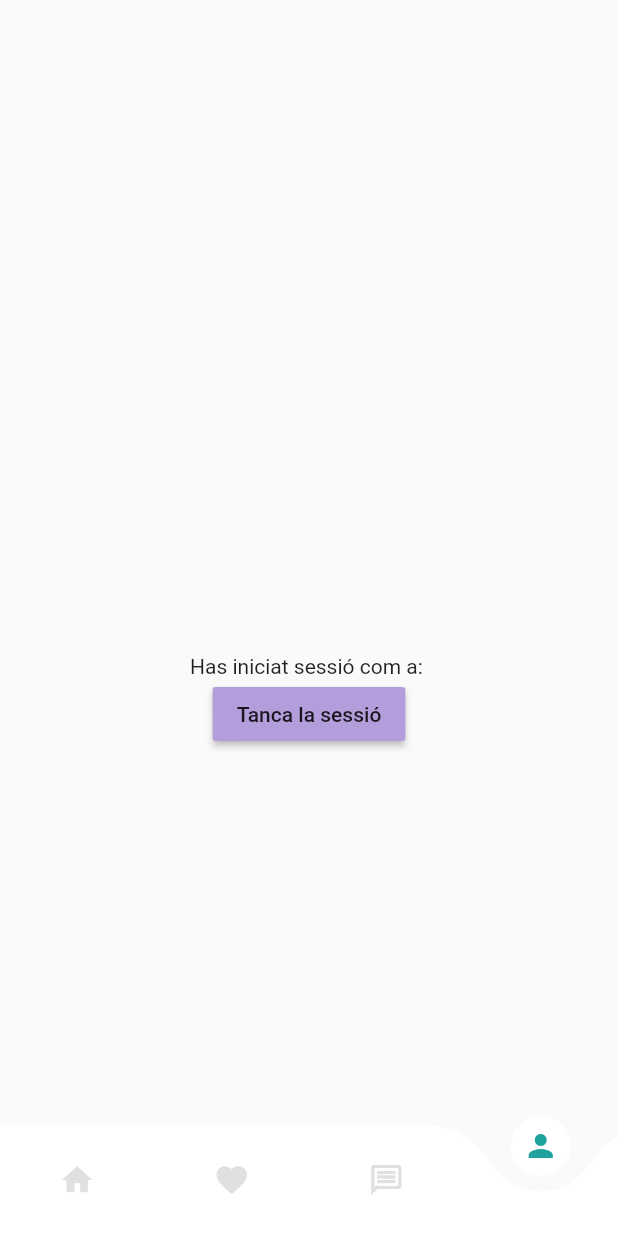
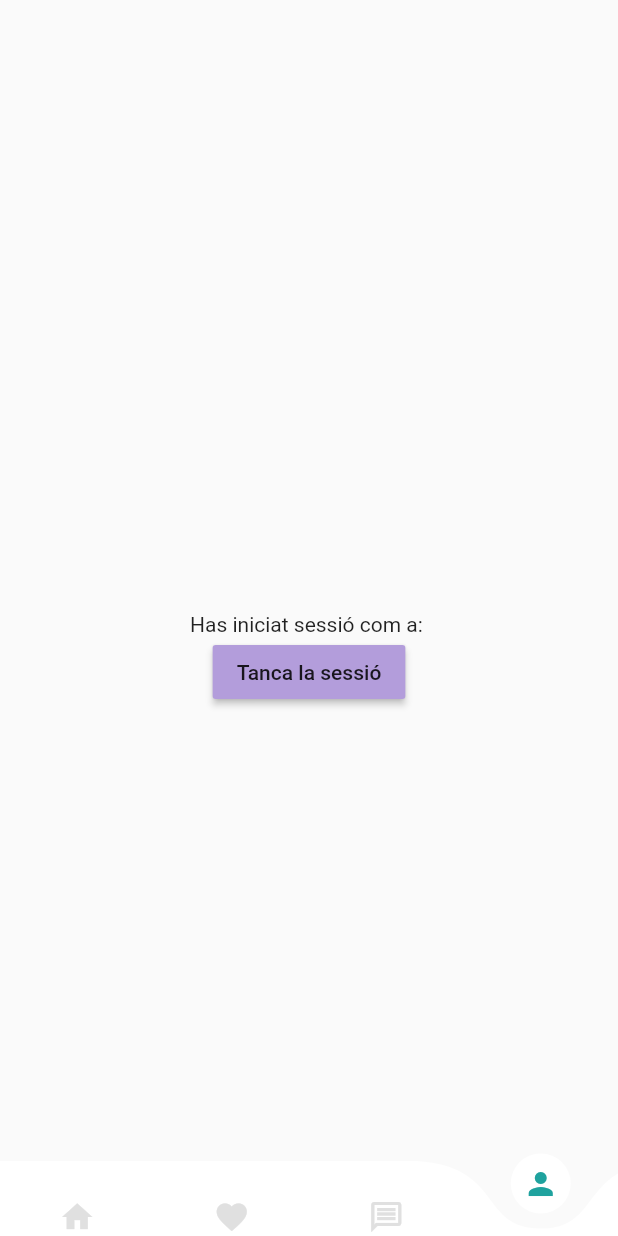
Before and after one commit to Meeeri08/NiuUniversitari, a Flutter app: the HomePage screen opened directly, item 4 of the bottom bar chosen, on a phone screen of 412 x 824 dp. Run offline on Flutter 3.47's test engine with Material 2 defaults, Android fonts, the phone set to English and light mode, and no system bars; drawn by our look-alikes of curved_navigation_bar; our stand-ins replace appinio_swiper, cloud_firestore, expandable_text, firebase_auth, firebase_core, flutter_form_builder and 4 more; accounts and stored records are empty; network calls fail.

Commit message:
Last Revision

```diff
--- a/lib/pages/home_page.dart
+++ b/lib/pages/home_page.dart
@@ -23,53 +23,54 @@ class _HomePageState extends State<HomePage> {
   @override
   Widget build(BuildContext context) {
     return Scaffold(
-        bottomNavigationBar: Container(
-          decoration: BoxDecoration(
-            color: Colors.transparent,
-          ),
-          child: CurvedNavigationBar(
-            backgroundColor: Colors.transparent,
-            animationDuration: const Duration(milliseconds: 600),
-            index: _currentIndex,
-            onTap: (index) {
-              setState(() {
-                _currentIndex = index;
-              });
-            },
-            items: [
-              Icon(
-                Icons.home,
-                color: _currentIndex == 0
-                    ? Color(0xFF1FA29E)
-                    : Colors.grey.shade300,
-              ),
-              Icon(
-                Icons.favorite,
-                color: _currentIndex == 1
-                    ? Color(0xFF1FA29E)
-                    : Colors.grey.shade300,
-              ),
-              Icon(
-                Icons.message_outlined,
-                color: _currentIndex == 2
-                    ? Color(0xFF1FA29E)
-                    : Colors.grey.shade300,
-              ),
-              Icon(
-                Icons.person,
-                color: _currentIndex == 3
-                    ? Color(0xFF1FA29E)
-                    : Colors.grey.shade300,
-              ),
-            ],
-          ),
-        ),
-        // extendBodyBehindAppBar: true,
-        appBar: AppBar(
+      // bottomNavigationBar:
+      body: CustomScrollView(slivers: <Widget>[
+        SliverAppBar(
+          pinned: true,
+          floating: true,
           backgroundColor: Colors.transparent, // Set the gradient color here
           elevation: 0.0,
           automaticallyImplyLeading: false,
           leadingWidth: 90,
+          expandedHeight: _currentIndex == 0 ? 240.0 : 10,
+          flexibleSpace: _currentIndex == 0
+              ? FlexibleSpaceBar(
+                  background: Column(
+                    mainAxisAlignment: MainAxisAlignment.center,
+                    crossAxisAlignment: CrossAxisAlignment.start,
+                    children: [
+                      Visibility(
+                        visible: _currentIndex == 0,
+                        child: Padding(
+                          padding: const EdgeInsets.only(top: 30, left: 30),
+                          child: Text(
+                            'Find your',
+                            style: GoogleFonts.dmSans(
+                              fontSize: 36,
+                              color: Colors.grey.shade600,
+                            ),
+                          ),
+                        ),
+                      ),
+                      Visibility(
+                        visible: _currentIndex == 0,
+                        child: Padding(
+                          padding: const EdgeInsets.only(left: 30, bottom: 20),
+                          child: Text(
+                            'best property',
+                            style: GoogleFonts.dmSans(
+                              fontSize: 36,
+                              fontWeight: FontWeight.bold,
+                              color: const Color(0xff25262b),
+                            ),
+                          ),
+                        ),
+                      ),
+                    ],
+                  ),
+                )
+              : null,
+
           leading: _currentIndex == 0
               ? SizedBox(
                   child: Column(
@@ -140,50 +141,8 @@ class _HomePageState extends State<HomePage> {
                 ]
               : null,
         ),
-        body: Container(
-            decoration: const BoxDecoration(
-              gradient: LinearGradient(
-                colors: [
-                  Color(0xffffffff),
-                  Color.fromARGB(255, 237, 237, 239),
-                ],
-                begin: Alignment.topCenter,
-                end: Alignment.bottomCenter,
-              ),
-            ),
-            child: SingleChildScrollView(
-              child: Column(
-                  crossAxisAlignment: CrossAxisAlignment.start,
-                  children: [
-                    Visibility(
-                      visible: _currentIndex == 0,
-                      child: Padding(
-                        padding: const EdgeInsets.only(top: 10, left: 30),
-                        child: Text(
-                          'Find your',
-                          style: GoogleFonts.dmSans(
-                            fontSize: 36,
-                            color: Colors.grey.shade600,
-                          ),
-                        ),
-                      ),
-                    ),
-                    Visibility(
-                      visible: _currentIndex == 0,
-                      child: Padding(
-                        padding: const EdgeInsets.only(left: 30, bottom: 20),
-                        child: Text(
-                          'best property',
-                          style: GoogleFonts.dmSans(
-                            fontSize: 36,
-                            fontWeight: FontWeight.bold,
-                            color: const Color(0xff25262b),
-                          ),
-                        ),
-                      ),
-                    ),
-                    SizedBox(
-                      height: MediaQuery.of(context).size.height,
+
+        SliverFillRemaining(
           child: Stack(
             children: [
               Positioned.fill(
@@ -207,8 +166,7 @@ class _HomePageState extends State<HomePage> {
                             AsyncSnapshot<QuerySnapshot> snapshot) {
                           if (snapshot.hasError) {
                             return Center(
-                                          child:
-                                              Text('Error: ${snapshot.error}'),
+                              child: Text('Error: ${snapshot.error}'),
                             );
                           }
                           if (snapshot.connectionState ==
@@ -221,26 +179,22 @@ class _HomePageState extends State<HomePage> {
 
                           if (houses.isEmpty) {
                             return const Center(
-                                          child: Text(
-                                              'No houses match the filters'),
+                              child: Text('No houses match the filters'),
                             );
                           }
 
-                                      return Container(
-                                        width:
-                                            350, // Ajusta el ancho del ListView aquí
+                          return SizedBox(
+                            width: 400, // Ajusta el ancho del ListView aquí
                             child: ListView.builder(
-                                          physics:
-                                              const NeverScrollableScrollPhysics(),
+                              padding: EdgeInsets.only(bottom: 200),
+                              // physics: BouncingScrollPhysics(),
+                              physics: NeverScrollableScrollPhysics(),
                               itemCount: houses.length,
-                                          itemBuilder: (BuildContext context,
-                                              int index) {
+                              itemBuilder: (BuildContext context, int index) {
                                 final house = houses[index];
-                                            final imageUrl =
-                                                house.get('image_url');
+                                final imageUrl = house.get('image_url');
                                 final nRooms = house.get('n_rooms');
-                                            final nBathroom =
-                                                house.get('n_bathroom');
+                                final nBathroom = house.get('n_bathroom');
                                 final price = house.get('price');
                                 final title = house.get('title');
                                 final latLng = house.get('latlng');
@@ -248,15 +202,13 @@ class _HomePageState extends State<HomePage> {
 
                                 return Padding(
                                   padding:
-                                                  const EdgeInsets.symmetric(
-                                                      vertical: 8.0),
+                                      const EdgeInsets.symmetric(vertical: 8.0),
                                   child: GestureDetector(
                                     child: Card(
                                       elevation: 0,
                                       shape: RoundedRectangleBorder(
                                         borderRadius:
-                                                        BorderRadius.circular(
-                                                            10.0),
+                                            BorderRadius.circular(10.0),
                                       ),
                                       child: InkWell(
                                         onTap: () {
@@ -271,141 +223,107 @@ class _HomePageState extends State<HomePage> {
                                           );
                                         },
                                         child: Padding(
-                                                      padding:
-                                                          const EdgeInsets.all(
-                                                              16.0),
+                                          padding: const EdgeInsets.all(16.0),
                                           child: Row(
                                             children: [
                                               Container(
                                                 width: 130,
                                                 height: 130,
-                                                            decoration:
-                                                                BoxDecoration(
+                                                decoration: BoxDecoration(
                                                   borderRadius:
-                                                                  BorderRadius
-                                                                      .circular(
+                                                      BorderRadius.circular(
                                                           12.0),
+                                                  image: DecorationImage(
                                                     image:
-                                                                  DecorationImage(
-                                                                image:
-                                                                    NetworkImage(
-                                                                        imageUrl),
-                                                                fit: BoxFit
-                                                                    .cover,
+                                                        NetworkImage(imageUrl),
+                                                    fit: BoxFit.cover,
                                                   ),
                                                 ),
                                               ),
                                               SizedBox(width: 16),
                                               Column(
                                                 crossAxisAlignment:
-                                                                CrossAxisAlignment
-                                                                    .start,
+                                                    CrossAxisAlignment.start,
                                                 children: [
                                                   Text(
                                                     title,
-                                                                style:
-                                                                    GoogleFonts
-                                                                        .dmSans(
+                                                    style: GoogleFonts.dmSans(
                                                       fontWeight:
-                                                                      FontWeight
-                                                                          .bold,
+                                                          FontWeight.bold,
                                                       fontSize: 16,
-                                                                  color: Color(
-                                                                      0xff25262b),
+                                                      color: Color(0xff25262b),
                                                     ),
                                                   ),
-                                                              SizedBox(
-                                                                  height: 15),
+                                                  SizedBox(height: 15),
                                                   Row(
                                                     children: [
                                                       Icon(
                                                         Icons
                                                             .location_on_outlined,
                                                         color: Colors
-                                                                        .grey
-                                                                        .shade500,
+                                                            .grey.shade500,
                                                         size: 14,
                                                       ),
                                                       Text(
                                                         '  $barri',
-                                                                    style: GoogleFonts
-                                                                        .dmSans(
-                                                                      fontSize:
-                                                                          12,
+                                                        style:
+                                                            GoogleFonts.dmSans(
+                                                          fontSize: 12,
                                                           color: Colors
-                                                                          .grey
-                                                                          .shade500,
+                                                              .grey.shade500,
                                                           fontWeight:
-                                                                          FontWeight
-                                                                              .w700,
+                                                              FontWeight.w700,
                                                         ),
                                                       ),
                                                     ],
                                                   ),
-                                                              SizedBox(
-                                                                  height: 10),
+                                                  SizedBox(height: 10),
                                                   Row(
                                                     children: [
                                                       Icon(
-                                                                    Icons
-                                                                        .bed_rounded,
+                                                        Icons.bed_rounded,
                                                         color: Colors
-                                                                        .grey
-                                                                        .shade500,
+                                                            .grey.shade500,
                                                         size: 14,
                                                       ),
                                                       Text(
                                                         '  $nRooms rooms',
-                                                                    style: GoogleFonts
-                                                                        .dmSans(
-                                                                      fontSize:
-                                                                          12,
+                                                        style:
+                                                            GoogleFonts.dmSans(
+                                                          fontSize: 12,
                                                           color: Colors
-                                                                          .grey
-                                                                          .shade500,
+                                                              .grey.shade500,
                                                           fontWeight:
-                                                                          FontWeight
-                                                                              .w700,
+                                                              FontWeight.w700,
                                                         ),
                                                       ),
-                                                                  SizedBox(
-                                                                      width:
-                                                                          25),
+                                                      SizedBox(width: 25),
                                                       Icon(
-                                                                    Icons
-                                                                        .bathtub_outlined,
+                                                        Icons.bathtub_outlined,
                                                         color: Colors
-                                                                        .grey
-                                                                        .shade500,
+                                                            .grey.shade500,
                                                         size: 14,
                                                       ),
                                                       Text(
                                                         '  $nBathroom Lavabo',
-                                                                    style: GoogleFonts
-                                                                        .dmSans(
-                                                                      fontSize:
-                                                                          12,
+                                                        style:
+                                                            GoogleFonts.dmSans(
+                                                          fontSize: 12,
                                                           color: Colors
-                                                                          .grey
-                                                                          .shade500,
+                                                              .grey.shade500,
                                                           fontWeight:
-                                                                          FontWeight
-                                                                              .w700,
+                                                              FontWeight.w700,
                                                         ),
                                                       ),
                                                     ],
                                                   ),
-                                                              SizedBox(
-                                                                  height: 30),
+                                                  SizedBox(height: 30),
                                                   Text(
                                                     ' $price€ /mes',
-                                                                style:
-                                                                    GoogleFonts
-                                                                        .dmSans(
+                                                    style: GoogleFonts.dmSans(
                                                       fontSize: 16,
                                                       fontWeight:
-                                                                      FontWeight
-                                                                          .bold,
+                                                          FontWeight.bold,
                                                     ),
                                                   ),
                                                 ],
@@ -429,16 +347,54 @@ class _HomePageState extends State<HomePage> {
                   ],
                 ),
               ),
-                          // Positioned(
-                          //   left: 0,
-                          //   right: 0,
-                          //   bottom: 0,
-                          //   child:
-                          // ),
+              Positioned(
+                left: 0,
+                right: 0,
+                bottom: 0,
+                child: CurvedNavigationBar(
+                  height: 50,
+                  backgroundColor: Colors.transparent,
+                  animationDuration: const Duration(milliseconds: 600),
+                  index: _currentIndex,
+                  onTap: (index) {
+                    setState(() {
+                      _currentIndex = index;
+                    });
+                  },
+                  items: [
+                    Icon(
+                      Icons.home,
+                      color: _currentIndex == 0
+                          ? Color(0xFF1FA29E)
+                          : Colors.grey.shade300,
+                    ),
+                    Icon(
+                      Icons.favorite,
+                      color: _currentIndex == 1
+                          ? Color(0xFF1FA29E)
+                          : Colors.grey.shade300,
+                    ),
+                    Icon(
+                      Icons.message_outlined,
+                      color: _currentIndex == 2
+                          ? Color(0xFF1FA29E)
+                          : Colors.grey.shade300,
+                    ),
+                    Icon(
+                      Icons.person,
+                      color: _currentIndex == 3
+                          ? Color(0xFF1FA29E)
+                          : Colors.grey.shade300,
+                    ),
                   ],
                 ),
               ),
+            ],
+          ),
+        ),
+
+        //  Sliver
       ]),
-            )));
+    );
   }
 }
--- a/pubspec.yaml
+++ b/pubspec.yaml
@@ -55,6 +55,7 @@ dependencies:
   firebase_core_platform_interface: ^4.8.0
   photo_view: ^0.14.0
   expandable_text: ^2.3.0
+  sliver_tools: ^0.2.10
 
 flutter_icons:
   image_path: "lib/images/icon.png"
```
Also changed, not shown: pubspec.lock. Lines whose indentation alone changed are shown as unchanged.
